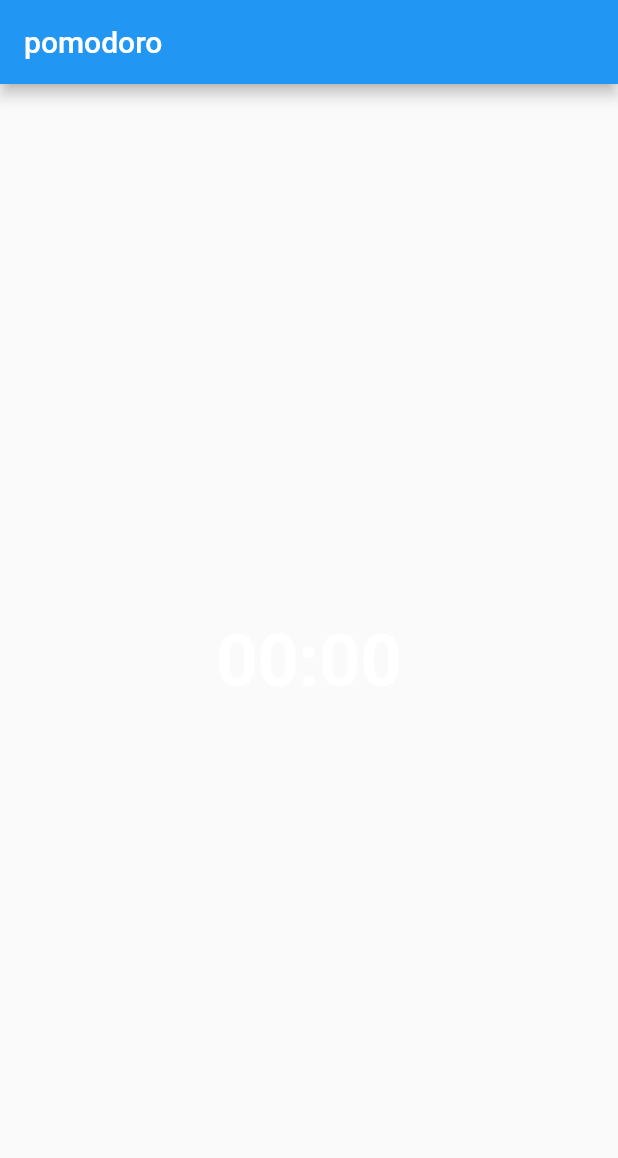
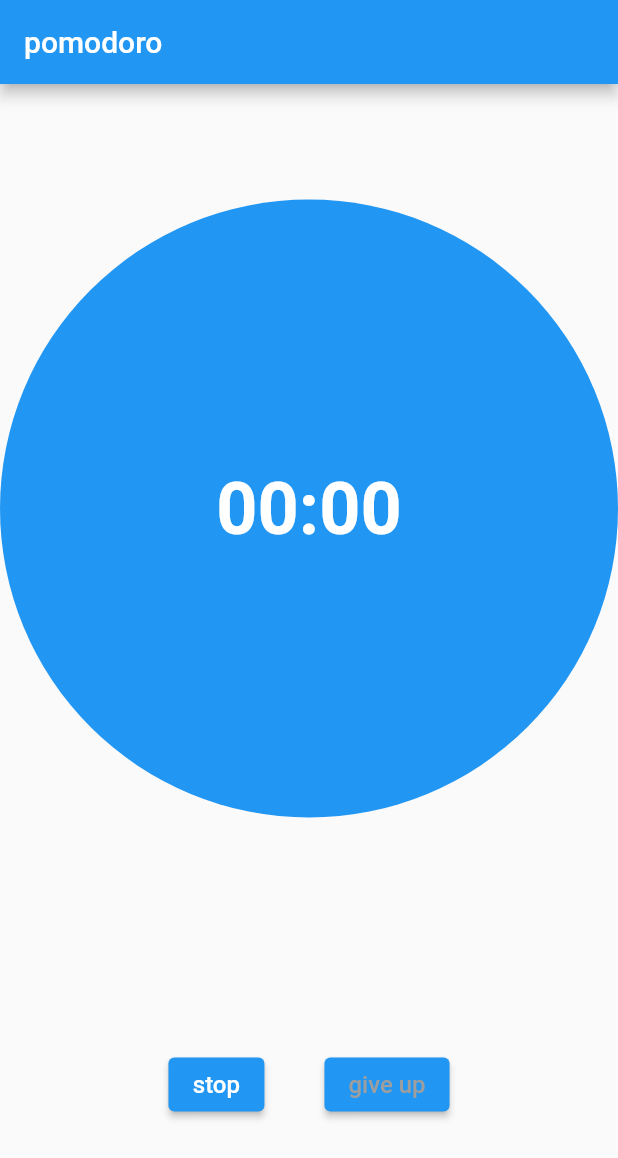
Before and after one commit to fluorjo/applewatch_time_record, a Flutter app: the screen it shows after launch, on a phone screen of 412 x 824 dp. Shown: the top 1158 px of the screen. Run offline on Flutter 3.47's test engine with Material 2 defaults, Android fonts, the phone set to English and light mode, and no system bars; our stand-ins replace easy_localization.

Commit message:
container 추가

```diff
--- a/lib/screens/timer_screen.dart
+++ b/lib/screens/timer_screen.dart
@@ -1,3 +1,5 @@
+import 'dart:math';
+
 import 'package:flutter/material.dart';
 import 'package:easy_localization/easy_localization.dart';
 
@@ -11,7 +13,7 @@ class TimerScreen extends StatefulWidget {
 class _TimerScreenState extends State<TimerScreen> {
   @override
   Widget build(BuildContext context) {
-    final List<Widget> runningBottons = [
+    final List<Widget> runningButtons = [
       ElevatedButton(
         style: ElevatedButton.styleFrom(backgroundColor: Colors.blue),
         onPressed: () {},
@@ -59,9 +61,13 @@ class _TimerScreenState extends State<TimerScreen> {
       body: Column(
         mainAxisAlignment: MainAxisAlignment.spaceAround,
         children: [
-          SizedBox(
+          Container(
             height: MediaQuery.of(context).size.height * 0.5,
             width: MediaQuery.of(context).size.height * 0.6,
+            decoration: const BoxDecoration(
+              shape: BoxShape.circle,
+              color: 1 == 2 ? Colors.green : Colors.blue,
+            ),
             child: const Center(
               child: Text(
                 '00:00',
@@ -72,6 +78,14 @@ class _TimerScreenState extends State<TimerScreen> {
                 ),
               ),
             ),
+          ),
+          Row(
+            mainAxisAlignment: MainAxisAlignment.center,
+            children: 1 == 2
+                ? const []
+                : 1 == 2
+                    ? stoppedButtons
+                    : runningButtons,
           )
         ],
       ),
```
